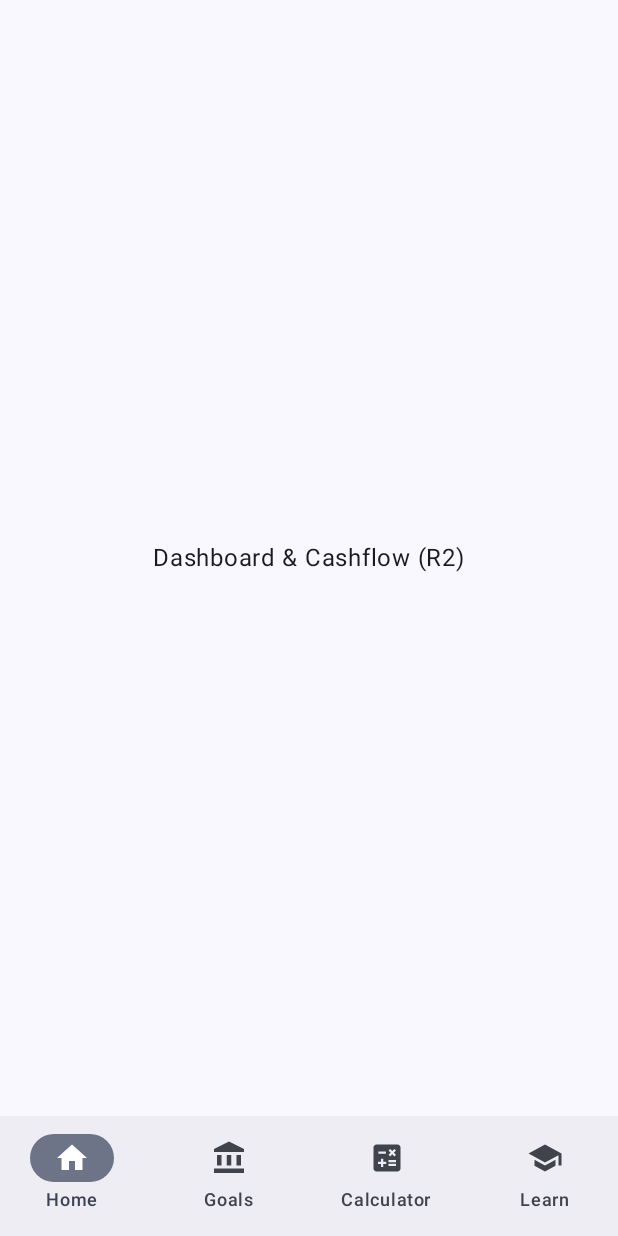
After one commit to Abdulsamad-prog/FinancialLiteracyRealEstate, an Android app built with Jetpack Compose: the composable AppNavigation shown on its own in the app's theme, on a phone screen of 412 x 824 dp. The commit adds this screen. Run offline under Robolectric (Android 15) with nearby library versions, the phone set to English and light mode, and no system bars.

Commit message:
feat(r1): add Room database and base navigation

```diff
--- /dev/null
+++ b/app/src/main/java/com/example/financialliteracyrealestate/ui/navigation/AppNavigation.kt
@@ -0,0 +1,98 @@
+package com.example.financialliteracyrealestate.ui.navigation
+
+import androidx.compose.foundation.layout.Box
+import androidx.compose.foundation.layout.fillMaxSize
+import androidx.compose.foundation.layout.padding
+import androidx.compose.material.icons.Icons
+import androidx.compose.material.icons.filled.AccountBalance
+import androidx.compose.material.icons.filled.Calculate
+import androidx.compose.material.icons.filled.Home
+import androidx.compose.material.icons.filled.School
+import androidx.compose.material3.Icon
+import androidx.compose.material3.NavigationBar
+import androidx.compose.material3.NavigationBarItem
+import androidx.compose.material3.Scaffold
+import androidx.compose.material3.Text
+import androidx.compose.runtime.Composable
+import androidx.compose.runtime.getValue
+import androidx.compose.ui.Alignment
+import androidx.compose.ui.Modifier
+import androidx.compose.ui.graphics.vector.ImageVector
+import androidx.navigation.NavGraph.Companion.findStartDestination
+import androidx.navigation.compose.NavHost
+import androidx.navigation.compose.composable
+import androidx.navigation.compose.currentBackStackEntryAsState
+import androidx.navigation.compose.rememberNavController
+
+sealed class Screen(val route: String, val label: String, val icon: ImageVector) {
+    data object Dashboard : Screen("dashboard", "Home", Icons.Filled.Home)
+    data object Goals : Screen("goals", "Goals", Icons.Filled.AccountBalance)
+    data object Calculator : Screen("calculator", "Calculator", Icons.Filled.Calculate)
+    data object Learn : Screen("learn", "Learn", Icons.Filled.School)
+}
+
+@Composable
+fun AppNavigation() {
+    val navController = rememberNavController()
+    val items = listOf(
+        Screen.Dashboard,
+        Screen.Goals,
+        Screen.Calculator,
+        Screen.Learn
+    )
+
+    Scaffold(
+        bottomBar = {
+            NavigationBar {
+                val navBackStackEntry by navController.currentBackStackEntryAsState()
+                val currentRoute = navBackStackEntry?.destination?.route
+
+                items.forEach { screen ->
+                    NavigationBarItem(
+                        icon = { Icon(screen.icon, contentDescription = screen.label) },
+                        label = { Text(screen.label) },
+                        selected = currentRoute == screen.route,
+                        onClick = {
+                            navController.navigate(screen.route) {
+                                popUpTo(navController.graph.findStartDestination().id) {
+                                    saveState = true
+                                }
+                                launchSingleTop = true
+                                restoreState = true
+                            }
+                        }
+                    )
+                }
+            }
+        }
+    ) { innerPadding ->
+        NavHost(
+            navController = navController,
+            startDestination = Screen.Dashboard.route,
+            modifier = Modifier.padding(innerPadding)
+        ) {
+            composable(Screen.Dashboard.route) {
+                PlaceholderScreen("Dashboard & Cashflow (R2)")
+            }
+            composable(Screen.Goals.route) {
+                PlaceholderScreen("Property Savings Goals (R3)")
+            }
+            composable(Screen.Calculator.route) {
+                PlaceholderScreen("Mortgage & ROI Calculator (R4)")
+            }
+            composable(Screen.Learn.route) {
+                PlaceholderScreen("Financial Literacy Hub (R5)")
+            }
+        }
+    }
+}
+
+@Composable
+private fun PlaceholderScreen(title: String) {
+    Box(
+        modifier = Modifier.fillMaxSize(),
+        contentAlignment = Alignment.Center
+    ) {
+        Text(text = title)
+    }
+}
--- a/build.gradle.kts
+++ b/build.gradle.kts
@@ -1,5 +1,5 @@
-// Top-level build file where you can add configuration options common to all sub-projects/modules.
 plugins {
     alias(libs.plugins.android.application) apply false
     alias(libs.plugins.kotlin.compose) apply false
+    alias(libs.plugins.ksp) apply false
 }
--- a/gradle.properties
+++ b/gradle.properties
@@ -17,3 +17,4 @@ org.gradle.jvmargs=-Xmx2048m -Dfile.encoding=UTF-8
 org.gradle.configuration-cache=true
 # Kotlin code style for this project: "official" or "obsolete":
 kotlin.code.style=official
+android.disallowKotlinSourceSets=false
```
Also changed, not shown: app/build.gradle.kts (+35 -17 lines), app/src/main/java/com/example/financialliteracyrealestate/MainActivity.kt (+2 -29 lines), app/src/main/java/com/example/financialliteracyrealestate/data/local/AppDatabase.kt (added, +150 -0 lines), app/src/main/java/com/example/financialliteracyrealestate/data/local/Daos.kt (added, +57 -0 lines), app/src/main/java/com/example/financialliteracyrealestate/data/local/Entities.kt (added, +36 -0 lines), gradle/libs.versions.toml (+15 -0 lines).
